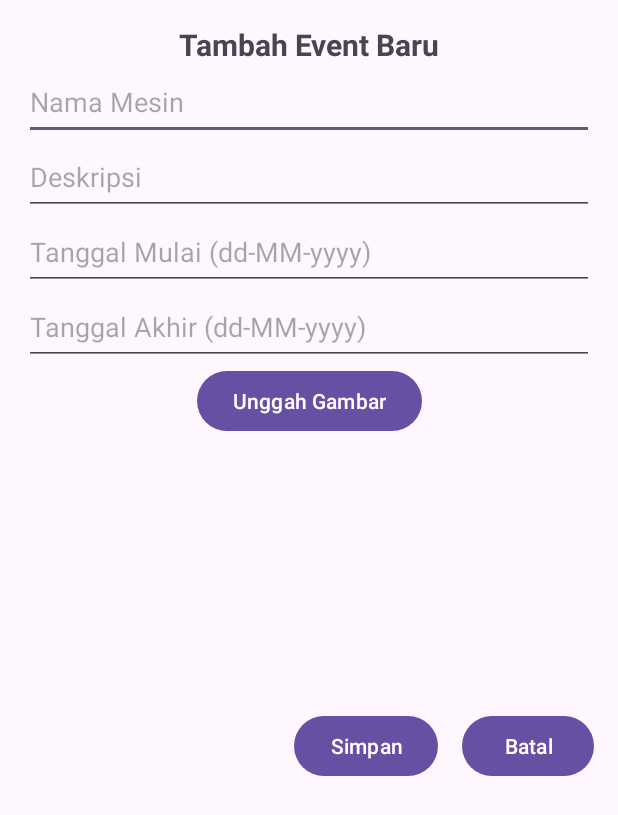
After one commit to ariel-naviandana/UTP-PAM, an Android app: the layout activity_event_form.xml on its own in the app's theme, with its tools: preview values and no code run, on a phone screen of 412 x 824 dp. The commit adds this screen. Shown: the top 815 px of the screen. Run offline under Robolectric (Android 15) with nearby library versions, the phone set to English and light mode, and no system bars.

Commit message:
added event layouts

```diff
--- a/app/src/main/res/layout/activity_event.xml
+++ b/app/src/main/res/layout/activity_event.xml
@@ -5,6 +5,36 @@
     android:id="@+id/main"
     android:layout_width="match_parent"
     android:layout_height="match_parent"
-    tools:context=".EventActivity">
+    tools:context=".EventActivity"
+    android:padding="16dp">
+
+    <TextView
+        android:id="@+id/tvTitle"
+        android:layout_width="wrap_content"
+        android:layout_height="wrap_content"
+        android:text="Manajemen Event"
+        android:textSize="24sp"
+        android:textStyle="bold"
+        android:layout_marginBottom="16dp"
+        app:layout_constraintTop_toTopOf="parent"
+        app:layout_constraintStart_toStartOf="parent"
+        app:layout_constraintEnd_toEndOf="parent" />
+
+    <Button
+        android:id="@+id/btnAddEvent"
+        android:layout_width="wrap_content"
+        android:layout_height="wrap_content"
+        android:text="Tambah Event"
+        app:layout_constraintTop_toBottomOf="@id/tvTitle"
+        app:layout_constraintEnd_toEndOf="parent" />
+
+    <androidx.recyclerview.widget.RecyclerView
+        android:id="@+id/recyclerViewEvent"
+        android:layout_width="0dp"
+        android:layout_height="0dp"
+        app:layout_constraintTop_toBottomOf="@id/btnAddEvent"
+        app:layout_constraintBottom_toBottomOf="parent"
+        app:layout_constraintStart_toStartOf="parent"
+        app:layout_constraintEnd_toEndOf="parent" />
 
 </androidx.constraintlayout.widget.ConstraintLayout>
--- /dev/null
+++ b/app/src/main/res/layout/activity_event_form.xml
@@ -0,0 +1,101 @@
+<?xml version="1.0" encoding="utf-8"?>
+<androidx.constraintlayout.widget.ConstraintLayout xmlns:android="http://schemas.android.com/apk/res/android"
+    xmlns:app="http://schemas.android.com/apk/res-auto"
+    xmlns:tools="http://schemas.android.com/tools"
+    android:id="@+id/main"
+    android:layout_width="match_parent"
+    android:layout_height="match_parent"
+    tools:context=".EventFormActivity"
+    android:padding="16dp">
+
+    <TextView
+        android:id="@+id/title"
+        android:layout_width="wrap_content"
+        android:layout_height="wrap_content"
+        android:text="Tambah Event Baru"
+        android:textSize="20sp"
+        android:textStyle="bold"
+        android:layout_marginBottom="16dp"
+        app:layout_constraintTop_toTopOf="parent"
+        app:layout_constraintStart_toStartOf="parent"
+        app:layout_constraintEnd_toEndOf="parent" />
+
+    <EditText
+        android:id="@+id/etNamaEvent"
+        android:layout_width="0dp"
+        android:layout_height="50dp"
+        android:hint="Nama Mesin"
+        android:layout_marginBottom="8dp"
+        app:layout_constraintTop_toBottomOf="@id/title"
+        app:layout_constraintStart_toStartOf="parent"
+        app:layout_constraintEnd_toEndOf="parent" />
+
+    <EditText
+        android:id="@+id/etDeskripsi"
+        android:layout_width="0dp"
+        android:layout_height="50dp"
+        android:hint="Deskripsi"
+        android:layout_marginBottom="8dp"
+        app:layout_constraintTop_toBottomOf="@id/etNamaEvent"
+        app:layout_constraintStart_toStartOf="parent"
+        app:layout_constraintEnd_toEndOf="parent" />
+
+    <EditText
+        android:id="@+id/etTanggalMulai"
+        android:hint="Tanggal Mulai (dd-MM-yyyy)"
+        android:focusable="false"
+        android:layout_width="match_parent"
+        android:layout_height="50dp"
+        android:layout_marginBottom="16dp"
+        app:layout_constraintTop_toBottomOf="@id/etDeskripsi"/>
+
+    <EditText
+        android:id="@+id/etTanggalAkhir"
+        android:hint="Tanggal Akhir (dd-MM-yyyy)"
+        android:focusable="false"
+        android:layout_width="match_parent"
+        android:layout_height="50dp"
+        android:layout_marginBottom="16dp"
+        app:layout_constraintTop_toBottomOf="@id/etTanggalMulai"/>
+
+    <Button
+        android:id="@+id/btnUploadImage"
+        android:layout_width="wrap_content"
+        android:layout_height="wrap_content"
+        android:text="Unggah Gambar"
+        android:layout_marginBottom="16dp"
+        app:layout_constraintTop_toBottomOf="@id/etTanggalAkhir"
+        app:layout_constraintStart_toStartOf="parent"
+        app:layout_constraintEnd_toEndOf="parent" />
+
+    <ImageView
+        android:id="@+id/ivPreview"
+        android:layout_width="match_parent"
+        android:layout_height="150dp"
+        android:scaleType="centerInside"
+        android:layout_marginBottom="16dp"
+        android:layout_marginTop="16dp"
+        app:layout_constraintTop_toBottomOf="@id/btnUploadImage"
+        app:layout_constraintStart_toStartOf="parent"
+        app:layout_constraintEnd_toEndOf="parent" />
+
+    <Button
+        android:id="@+id/btnSave"
+        android:layout_width="wrap_content"
+        android:layout_height="wrap_content"
+        android:layout_marginRight="16dp"
+        android:layout_marginTop="16dp"
+        android:text="Simpan"
+        app:layout_constraintTop_toBottomOf="@id/ivPreview"
+        app:layout_constraintEnd_toStartOf="@id/btnBack" />
+
+    <Button
+        android:id="@+id/btnBack"
+        android:layout_width="wrap_content"
+        android:layout_height="wrap_content"
+        android:layout_marginTop="16dp"
+        android:text="Batal"
+        app:layout_constraintTop_toBottomOf="@id/ivPreview"
+        app:layout_constraintEnd_toEndOf="parent" />
+
+</androidx.constraintlayout.widget.ConstraintLayout>
```
